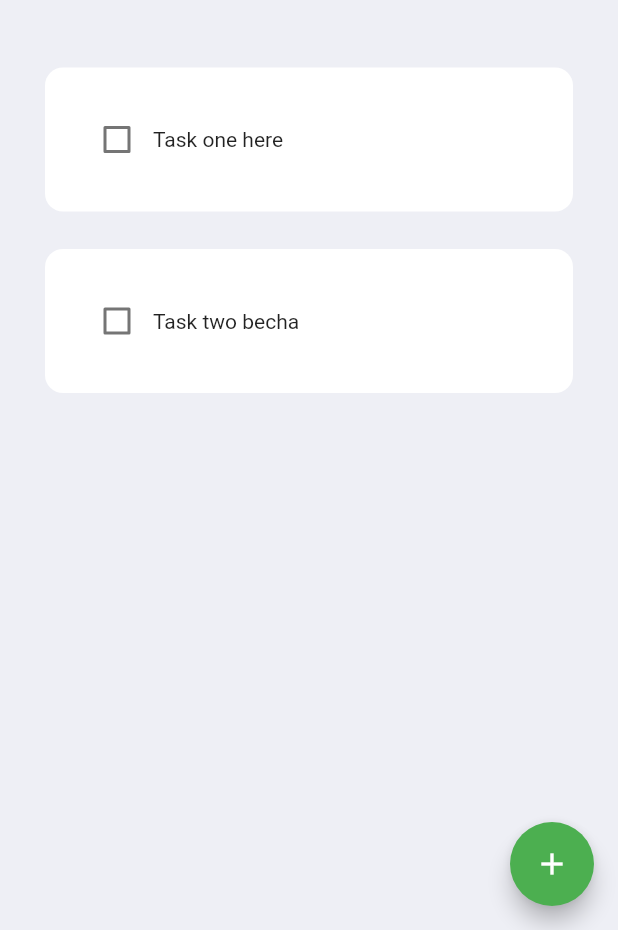
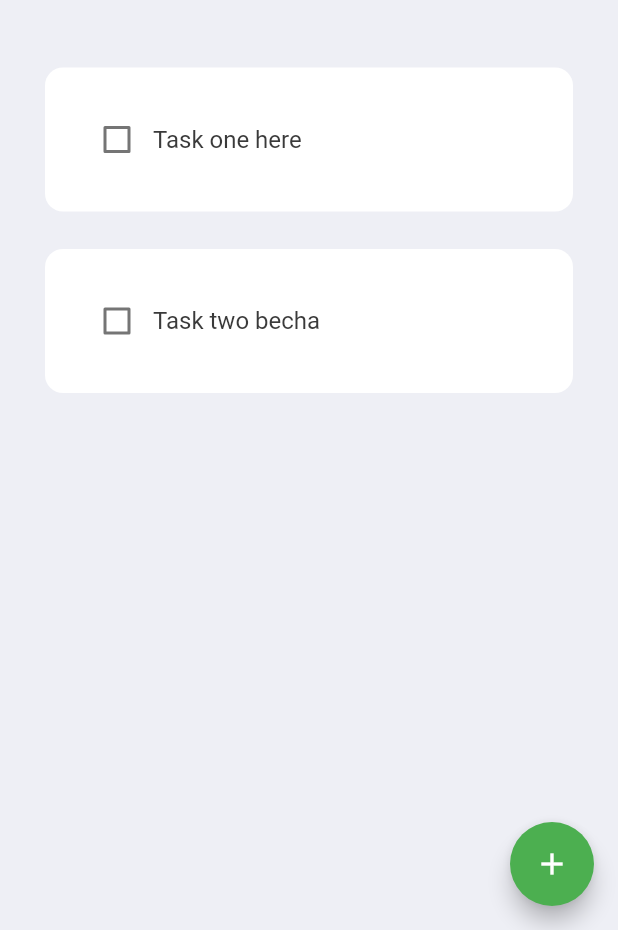
Before and after one commit to Paul-tes/Todo-App, a Flutter app: the screen it shows after launch, on a phone screen of 412 x 824 dp, the part 306-1236 px from its top. Run offline on Flutter 3.47's test engine with Material 2 defaults, Android fonts, the phone set to English and light mode, and no system bars; drawn by our look-alikes of flutter_slidable; our stand-ins replace hive_flutter; accounts and stored records are empty.

Commit message:
Update task tile size

```diff
--- a/lib/utils/todo_tile.dart
+++ b/lib/utils/todo_tile.dart
@@ -2,6 +2,7 @@
 
 import 'package:flutter/material.dart';
 import 'package:flutter_slidable/flutter_slidable.dart';
+import 'package:todo/constants/Colors.dart';
 
 class ToDoTile extends StatelessWidget {
 
@@ -47,7 +48,9 @@ class ToDoTile extends StatelessWidget {
                 style: TextStyle(
                   decoration: taskCompleted
                   ? TextDecoration.lineThrough
-                  : TextDecoration.none
+                  : TextDecoration.none,
+                  color: myBlack,
+                  fontSize: 16,
                 ),
                 ),
             ],
```
